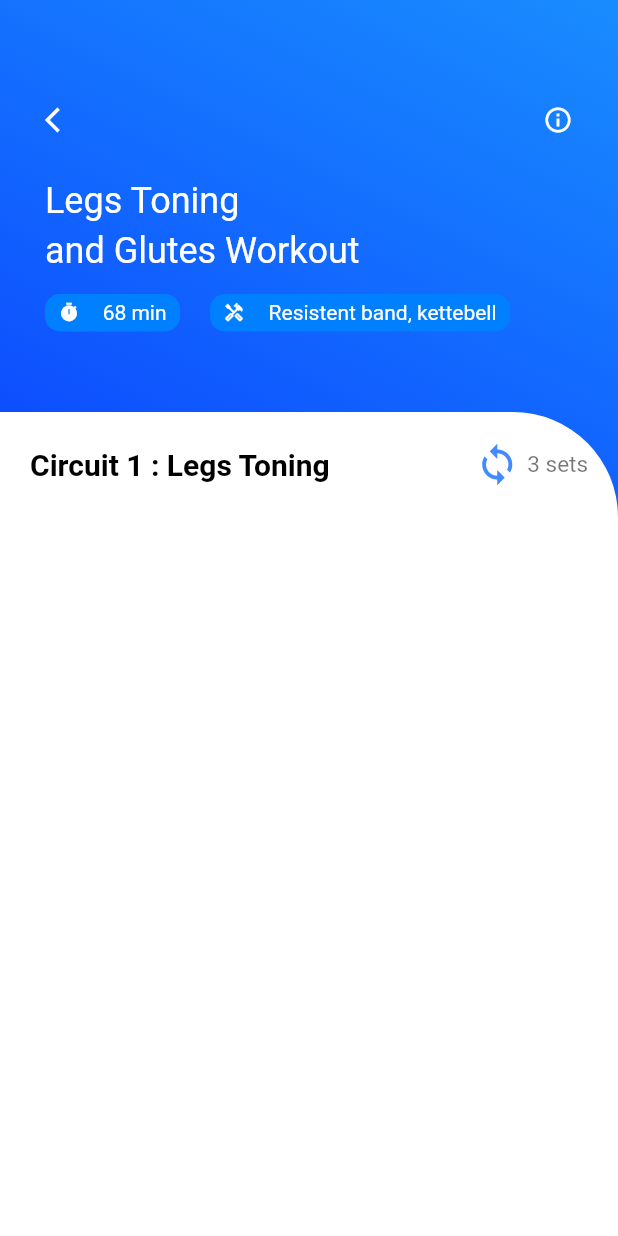
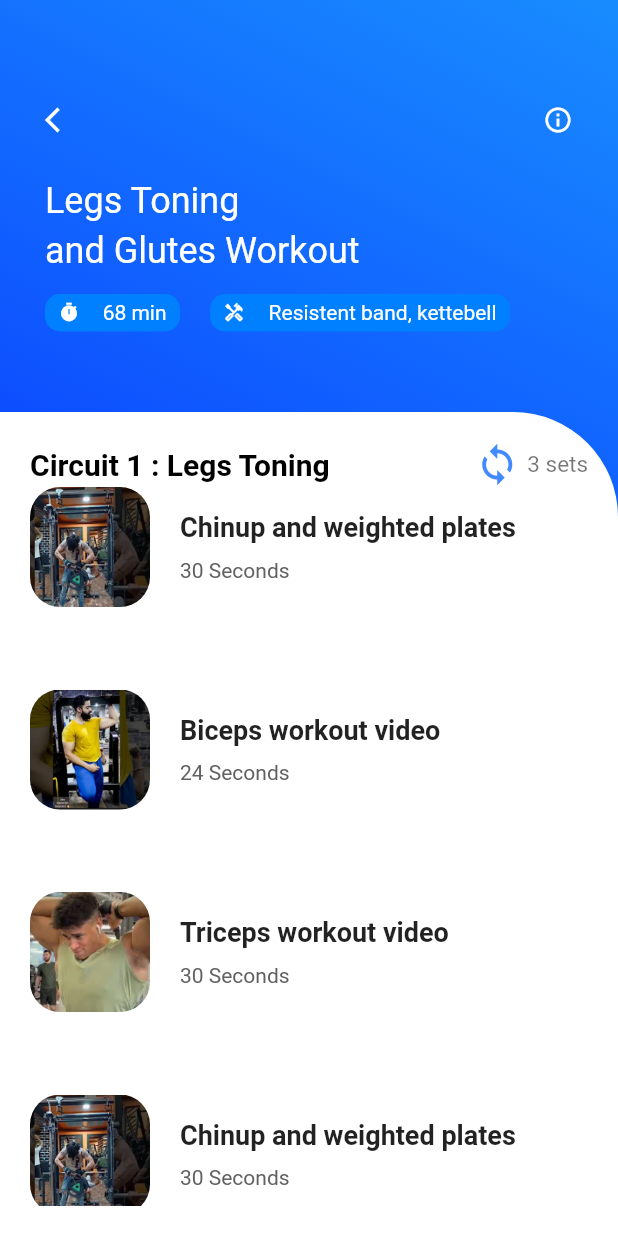
Before and after one commit to muhammadawaisyaseen/video-player-app, a Flutter app: the screen it shows after launch, on a phone screen of 412 x 824 dp. Run offline on Flutter 3.47's test engine with Material 2 defaults, Android fonts, the phone set to English and light mode, and no system bars; our stand-ins replace get.

Commit message:
videos-list-view

```diff
--- a/lib/home_page.dart
+++ b/lib/home_page.dart
@@ -1,9 +1,11 @@
 // ignore_for_file: prefer_const_constructors
 
 import 'dart:convert';
-
+import 'package:get/get.dart';
 import 'package:flutter/cupertino.dart';
 import "package:flutter/material.dart";
+
+import 'package:video_player_app/video_info.dart';
 
 class HomePage extends StatefulWidget {
   // const HomePage({Key? key}) : super(key: key);
@@ -24,7 +26,6 @@ class _HomePageState extends State<HomePage> {
       setState(() {
         info = json.decode(value);
       });
-
     });
   }
 
@@ -68,13 +69,14 @@ class _HomePageState extends State<HomePage> {
                     ),
                     Icon(Icons.arrow_forward_ios,
                         size: 20, color: Colors.black),
+                    //),
                   ],
                 ),
                 SizedBox(
                   height: 20,
                 ),
                 Row(
-                  children: const [
+                  children: [
                     Text("Your Program",
                         style: TextStyle(fontSize: 20, color: Colors.black38)),
                     Spacer(),
@@ -83,7 +85,12 @@ class _HomePageState extends State<HomePage> {
                     SizedBox(
                       width: 5,
                     ),
-                    Icon(Icons.arrow_forward, size: 20),
+                    InkWell(
+                      onTap: () {
+                        Get.to(() => VideoInfo());
+                      },
+                      child: Icon(Icons.arrow_forward, size: 20),
+                    ),
                   ],
                 ),
                 const SizedBox(
--- a/lib/jsondata/videoinfo.json
+++ b/lib/jsondata/videoinfo.json
@@ -16,6 +16,24 @@
         "time":"30 Seconds",
         "thumbnail":"lib/myassets/thumbnail3.PNG",
         "videoUrl":"https://www.youtube.com/watch?v=AOdAuHmjxoo"
+    },
+    {
+        "title":"Chinup and weighted plates",
+        "time":"30 Seconds",
+        "thumbnail":"lib/myassets/thumbnail1.PNG",
+        "videoUrl":"https://www.youtube.com/watch?v=2o2BE7yJHGE"
+    },
+    {
+        "title":"Chinup and weighted plates",
+        "time":"30 Seconds",
+        "thumbnail":"lib/myassets/thumbnail1.PNG",
+        "videoUrl":"https://www.youtube.com/watch?v=2o2BE7yJHGE"
+    },
+    {
+        "title":"Chinup and weighted plates",
+        "time":"30 Seconds",
+        "thumbnail":"lib/myassets/thumbnail1.PNG",
+        "videoUrl":"https://www.youtube.com/watch?v=2o2BE7yJHGE"
     }
 
 ]
--- a/lib/main.dart
+++ b/lib/main.dart
@@ -1,6 +1,6 @@
 import 'package:flutter/material.dart';
 import 'package:video_player_app/video_info.dart';
-
+import 'package:get/get.dart';
 import 'home_page.dart';
 
 void main() => runApp(const MyApp());
@@ -11,7 +11,7 @@ class MyApp extends StatelessWidget {
   // This widget is the root of your application.
   @override
   Widget build(BuildContext context) {
-    return MaterialApp(
+    return GetMaterialApp(
       debugShowCheckedModeBanner: false,
       title: 'Flutter Demo',
       theme: ThemeData(
--- a/lib/video_info.dart
+++ b/lib/video_info.dart
@@ -2,6 +2,8 @@ import 'dart:convert';
 
 import 'package:flutter/cupertino.dart';
 import "package:flutter/material.dart";
+import 'package:flutter/painting.dart';
+import 'package:get/get.dart';
 
 class VideoInfo extends StatefulWidget {
   const VideoInfo({Key? key}) : super(key: key);
@@ -11,16 +13,17 @@ class VideoInfo extends StatefulWidget {
 }
 
 class _VideoInfoState extends State<VideoInfo> {
-    List info = [];
+  List videoinfo = [];
+
+  get children => null;
 
   _initData() async {
     await DefaultAssetBundle.of(context)
         .loadString("lib/jsondata/videoinfo.json")
         .then((value) {
       setState(() {
-        info = json.decode(value);
+        videoinfo = json.decode(value);
       });
-
     });
   }
 
@@ -54,11 +57,17 @@ class _VideoInfoState extends State<VideoInfo> {
                   crossAxisAlignment: CrossAxisAlignment.start,
                   children: [
                     Row(
-                      children: const [
-                        Icon(Icons.arrow_back_ios,
+                      children: [
+                        InkWell(
+                          onTap: () {
+                            Get.back();
+                          },
+                          child: const Icon(Icons.arrow_back_ios,
+                              size: 20, color: Colors.white),
+                        ),
+                        const Spacer(),
+                        const Icon(Icons.info_outline,
                             size: 20, color: Colors.white),
-                        Spacer(),
-                        Icon(Icons.info_outline, size: 20, color: Colors.white),
                       ],
                     ),
                     const SizedBox(
@@ -172,7 +181,70 @@ class _VideoInfoState extends State<VideoInfo> {
                                 fontSize: 15,
                               )),
                         ],
-                      )
+                      ),
+                      Expanded(
+                          // flex: 14,
+
+                          child: ListView.builder(
+                        itemCount: videoinfo.length,
+                        itemBuilder: (_, int index) {
+                          return GestureDetector(
+                              onTap: () {
+                                //debugprint(index.toString());
+                                print("Awais Yaseen");
+                              },
+                              child: Container(
+                                //padding: EdgeInsets.all(40),
+                                height: 135,
+                                //width: 200,
+                                //color: Colors.green,
+                                child: Column(
+                                  children: [
+                                    Row(
+                                      children: [
+                                        Container(
+                                          height: 80,
+                                          width: 80,
+                                          decoration: BoxDecoration(
+                                            borderRadius:
+                                                BorderRadius.circular(20),
+                                            image: DecorationImage(
+                                                fit: BoxFit.cover,
+                                                image: AssetImage(
+                                                    videoinfo[index]
+                                                        ["thumbnail"])),
+                                          ),
+                                        ),
+                                        SizedBox(width: 20),
+                                        Column(
+                                          crossAxisAlignment:
+                                              CrossAxisAlignment.start,
+                                          children: [
+                                            Text(
+                                              videoinfo[index]["title"],
+                                              style: const TextStyle(
+                                                fontWeight: FontWeight.bold,
+                                                fontSize: 18,
+                                              ),
+                                            ),
+                                            const SizedBox(
+                                              height: 10,
+                                            ),
+                                            Text(
+                                              videoinfo[index]["time"],
+                                              style: TextStyle(
+                                                  fontSize: 14,
+                                                  color: Colors.grey[700]),
+                                            ),
+                                          ],
+                                        )
+                                      ],
+                                    )
+                                  ],
+                                ),
+                              ));
+                        },
+                      )),
                     ],
                   ),
                 ),
--- a/pubspec.yaml
+++ b/pubspec.yaml
@@ -28,7 +28,7 @@ dependencies:
   # The following adds the Cupertino Icons font to your application.
   # Use with the CupertinoIcons class for iOS style icons.
   cupertino_icons: ^1.0.2
-
+  get:
 dev_dependencies:
   flutter_test:
     sdk: flutter
```
Also changed, not shown: pubspec.lock.
